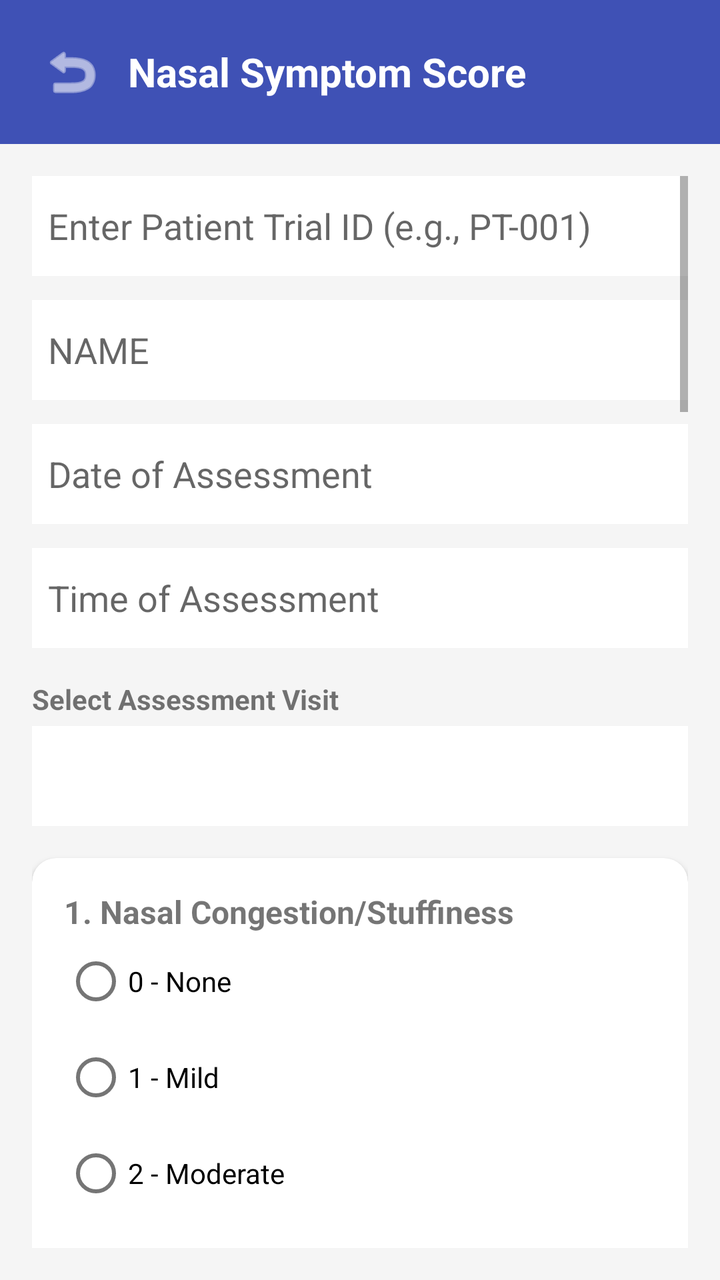
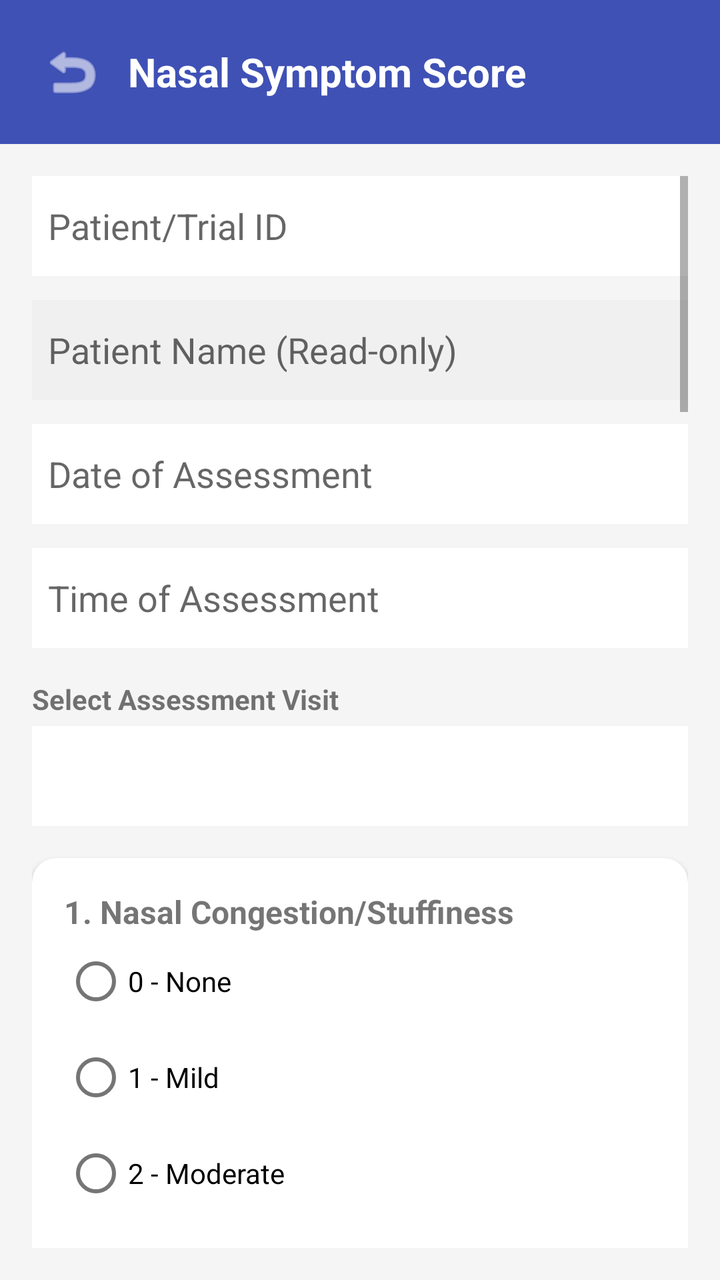

Compare the two renders of this Android layout. The source of the first and the diff that turns it into the second are given below.
<!-- AndroidManifest.xml: application theme Theme.ClinicApp -->
<!-- res/layout/activity_symptom_score.xml -->
<?xml version="1.0" encoding="utf-8"?>
<LinearLayout xmlns:android="http://schemas.android.com/apk/res/android"
    xmlns:app="http://schemas.android.com/apk/res-auto"
    android:layout_width="match_parent"
    android:layout_height="match_parent"
    android:orientation="vertical"
    android:background="#F5F5F5">

    <LinearLayout
        android:layout_width="match_parent"
        android:layout_height="wrap_content"
        android:background="#3F51B5"
        android:padding="16dp"
        android:gravity="center_vertical"
        android:orientation="horizontal">

        <ImageButton
            android:id="@+id/btnBack"
            android:layout_width="40dp"
            android:layout_height="40dp"
            android:background="?attr/selectableItemBackgroundBorderless"
            android:src="@android:drawable/ic_menu_revert"
            app:tint="#FFFFFF" />

        <TextView
            android:layout_width="wrap_content"
            android:layout_height="wrap_content"
            android:text="Nasal Symptom Score"
            android:textColor="#FFFFFF"
            android:textSize="20sp"
            android:textStyle="bold"
            android:layout_marginStart="8dp"/>
    </LinearLayout>

    <ScrollView
        android:layout_width="match_parent"
        android:layout_height="match_parent"
        android:padding="16dp">

        <LinearLayout
            android:layout_width="match_parent"
            android:layout_height="wrap_content"
            android:orientation="vertical">

            <EditText
                android:id="@+id/etPatientId"
                android:layout_width="match_parent"
                android:layout_height="50dp"
                android:hint="@string/patient_id_hint"
                android:background="#FFFFFF"
                android:padding="8dp"
                android:layout_marginBottom="12dp"/>

            <EditText
                android:id="@+id/etPatientName"
                android:layout_width="match_parent"
                android:layout_height="50dp"
                android:hint="@string/name"
                android:inputType="textPersonName"
                android:background="#FFFFFF"
                android:padding="8dp"
                android:layout_marginBottom="12dp"/>

            <EditText
                android:id="@+id/etAssessmentDate"
                android:layout_width="match_parent"
                android:layout_height="50dp"
                android:hint="@string/assessment_date"
                android:focusable="false"
                android:clickable="true"
                android:background="#FFFFFF"
                android:padding="8dp"
                android:layout_marginBottom="12dp"/>

            <EditText
                android:id="@+id/etAssessmentTime"
                android:layout_width="match_parent"
                android:layout_height="50dp"
                android:hint="@string/assessment_time"
                android:focusable="false"
                android:clickable="true"
                android:background="#FFFFFF"
                android:padding="8dp"
                android:layout_marginBottom="16dp"/>

            <TextView
                android:layout_width="wrap_content"
                android:layout_height="wrap_content"
                android:text="@string/select_assessment_visit"
                android:textStyle="bold"
                android:layout_marginBottom="4dp"/>

            <Spinner
                android:id="@+id/spinVisitInterval"
                android:layout_width="match_parent"
                android:layout_height="50dp"
                android:background="#FFFFFF"
                android:layout_marginBottom="16dp"/>

            <androidx.cardview.widget.CardView
                android:layout_width="match_parent"
                android:layout_height="wrap_content"
                app:cardCornerRadius="12dp"
                android:layout_marginBottom="16dp">
                <LinearLayout
                    android:layout_width="match_parent"
                    android:layout_height="wrap_content"
                    android:orientation="vertical"
                    android:padding="16dp">
                    <TextView
                        android:layout_width="wrap_content"
                        android:layout_height="wrap_content"
                        android:text="1. Nasal Congestion/Stuffiness"
                        android:textStyle="bold"
                        android:textSize="16sp"/>
                    <RadioGroup
                        android:id="@+id/rgCongestion"
                        android:layout_width="match_parent"
                        android:layout_height="wrap_content"
                        android:orientation="vertical">
                        <RadioButton android:id="@+id/rbCongestion0" android:text="0 - None"/>
                        <RadioButton android:id="@+id/rbCongestion1" android:text="1 - Mild"/>
                        <RadioButton android:id="@+id/rbCongestion2" android:text="2 - Moderate"/>
                        <RadioButton android:id="@+id/rbCongestion3" android:text="3 - Severe"/>
                    </RadioGroup>
                </LinearLayout>
            </androidx.cardview.widget.CardView>

            <androidx.cardview.widget.CardView
                android:layout_width="match_parent"
                android:layout_height="wrap_content"
                app:cardCornerRadius="12dp"
                android:layout_marginBottom="16dp">
                <LinearLayout
                    android:layout_width="match_parent"
                    android:layout_height="wrap_content"
                    android:orientation="vertical"
                    android:padding="16dp">
                    <TextView
                        android:layout_width="wrap_content"
                        android:layout_height="wrap_content"
                        android:text="2. Rhinorrhea (Runny Nose)"
                        android:textStyle="bold"
                        android:textSize="16sp"/>
                    <RadioGroup
                        android:id="@+id/rgRhinorrhea"
                        android:layout_width="match_parent"
                        android:layout_height="wrap_content"
                        android:orientation="vertical">
                        <RadioButton android:id="@+id/rbRhinorrhea0" android:text="0 - None"/>
                        <RadioButton android:id="@+id/rbRhinorrhea1" android:text="1 - Mild"/>
                        <RadioButton android:id="@+id/rbRhinorrhea2" android:text="2 - Moderate"/>
                        <RadioButton android:id="@+id/rbRhinorrhea3" android:text="3 - Severe"/>
                    </RadioGroup>
                </LinearLayout>
            </androidx.cardview.widget.CardView>

            <androidx.cardview.widget.CardView
                android:layout_width="match_parent"
                android:layout_height="wrap_content"
                app:cardCornerRadius="12dp"
                android:layout_marginBottom="16dp">
                <LinearLayout
                    android:layout_width="match_parent"
                    android:layout_height="wrap_content"
                    android:orientation="vertical"
                    android:padding="16dp">
                    <TextView
                        android:layout_width="wrap_content"
                        android:layout_height="wrap_content"
                        android:text="3. Sneezing"
                        android:textStyle="bold"
                        android:textSize="16sp"/>
                    <RadioGroup
                        android:id="@+id/rgSneezing"
                        android:layout_width="match_parent"
                        android:layout_height="wrap_content"
                        android:orientation="vertical">
                        <RadioButton android:id="@+id/rbSneezing0" android:text="0 - None"/>
                        <RadioButton android:id="@+id/rbSneezing1" android:text="1 - Mild"/>
                        <RadioButton android:id="@+id/rbSneezing2" android:text="2 - Moderate"/>
                        <RadioButton android:id="@+id/rbSneezing3" android:text="3 - Severe"/>
                    </RadioGroup>
                </LinearLayout>
            </androidx.cardview.widget.CardView>

            <androidx.cardview.widget.CardView
                android:layout_width="match_parent"
                android:layout_height="wrap_content"
                app:cardCornerRadius="12dp"
                android:layout_marginBottom="16dp">
                <LinearLayout
                    android:layout_width="match_parent"
                    android:layout_height="wrap_content"
                    android:orientation="vertical"
                    android:padding="16dp">
                    <TextView
                        android:layout_width="wrap_content"
                        android:layout_height="wrap_content"
                        android:text="4. Nasal Itching"
                        android:textStyle="bold"
                        android:textSize="16sp"/>
                    <RadioGroup
                        android:id="@+id/rgItching"
                        android:layout_width="match_parent"
                        android:layout_height="wrap_content"
                        android:orientation="vertical">
                        <RadioButton android:id="@+id/rbItching0" android:text="0 - None"/>
                        <RadioButton android:id="@+id/rbItching1" android:text="1 - Mild"/>
                        <RadioButton android:id="@+id/rbItching2" android:text="2 - Moderate"/>
                        <RadioButton android:id="@+id/rbItching3" android:text="3 - Severe"/>
                    </RadioGroup>
                </LinearLayout>
            </androidx.cardview.widget.CardView>

            <androidx.cardview.widget.CardView
                android:layout_width="match_parent"
                android:layout_height="wrap_content"
                app:cardCornerRadius="12dp"
                android:layout_marginBottom="16dp">
                <LinearLayout
                    android:layout_width="match_parent"
                    android:layout_height="wrap_content"
                    android:orientation="vertical"
                    android:padding="16dp">
                    <TextView
                        android:layout_width="wrap_content"
                        android:layout_height="wrap_content"
                        android:text="5. Post-Nasal Drip"
                        android:textStyle="bold"
                        android:textSize="16sp"/>
                    <RadioGroup
                        android:id="@+id/rgPostNasal"
                        android:layout_width="match_parent"
                        android:layout_height="wrap_content"
                        android:orientation="vertical">
                        <RadioButton android:id="@+id/rbPostNasal0" android:text="0 - None"/>
                        <RadioButton android:id="@+id/rbPostNasal1" android:text="1 - Mild"/>
                        <RadioButton android:id="@+id/rbPostNasal2" android:text="2 - Moderate"/>
                        <RadioButton android:id="@+id/rbPostNasal3" android:text="3 - Severe"/>
                    </RadioGroup>
                </LinearLayout>
            </androidx.cardview.widget.CardView>

            <TextView
                android:layout_width="wrap_content"
                android:layout_height="wrap_content"
                android:text="Additional Symptoms (Optional Assessment)"
                android:textStyle="bold"
                android:layout_marginBottom="8dp"
                android:textColor="#555555"/>

            <androidx.cardview.widget.CardView
                android:layout_width="match_parent"
                android:layout_height="wrap_content"
                app:cardCornerRadius="12dp"
                android:layout_marginBottom="16dp">
                <LinearLayout
                    android:layout_width="match_parent"
                    android:layout_height="wrap_content"
                    android:orientation="vertical"
                    android:padding="16dp">
                    <TextView
                        android:layout_width="wrap_content"
                        android:layout_height="wrap_content"
                        android:text="6. Loss of Smell (Hyposmia/Anosmia)"
                        android:textStyle="bold"
                        android:textSize="16sp"/>
                    <RadioGroup
                        android:id="@+id/rgSmell"
                        android:layout_width="match_parent"
                        android:layout_height="wrap_content"
                        android:orientation="vertical">
                        <RadioButton android:id="@+id/rbSmell0" android:text="0 - None"/>
                        <RadioButton android:id="@+id/rbSmell1" android:text="1 - Mild"/>
                        <RadioButton android:id="@+id/rbSmell2" android:text="2 - Moderate"/>
                        <RadioButton android:id="@+id/rbSmell3" android:text="3 - Severe"/>
                    </RadioGroup>
                </LinearLayout>
            </androidx.cardview.widget.CardView>

            <androidx.cardview.widget.CardView
                android:layout_width="match_parent"
                android:layout_height="wrap_content"
                app:cardCornerRadius="12dp"
                android:layout_marginBottom="16dp">
                <LinearLayout
                    android:layout_width="match_parent"
                    android:layout_height="wrap_content"
                    android:orientation="vertical"
                    android:padding="16dp">
                    <TextView
                        android:layout_width="wrap_content"
                        android:layout_height="wrap_content"
                        android:text="7. Eye Symptoms"
                        android:textStyle="bold"
                        android:textSize="16sp"/>
                    <RadioGroup
                        android:id="@+id/rgEye"
                        android:layout_width="match_parent"
                        android:layout_height="wrap_content"
                        android:orientation="vertical">
                        <RadioButton android:id="@+id/rbEye0" android:text="0 - None"/>
                        <RadioButton android:id="@+id/rbEye1" android:text="1 - Mild"/>
                        <RadioButton android:id="@+id/rbEye2" android:text="2 - Moderate"/>
                        <RadioButton android:id="@+id/rbEye3" android:text="3 - Severe"/>
                    </RadioGroup>
                </LinearLayout>
            </androidx.cardview.widget.CardView>

            <androidx.cardview.widget.CardView
                android:layout_width="match_parent"
                android:layout_height="wrap_content"
                app:cardCornerRadius="12dp"
                android:layout_marginBottom="16dp">
                <LinearLayout
                    android:layout_width="match_parent"
                    android:layout_height="wrap_content"
                    android:orientation="vertical"
                    android:padding="16dp">
                    <TextView
                        android:layout_width="wrap_content"
                        android:layout_height="wrap_content"
                        android:text="8. Sleep Disturbance"
                        android:textStyle="bold"
                        android:textSize="16sp"/>
                    <RadioGroup
                        android:id="@+id/rgSleep"
                        android:layout_width="match_parent"
                        android:layout_height="wrap_content"
                        android:orientation="vertical">
                        <RadioButton android:id="@+id/rbSleep0" android:text="0 - None"/>
                        <RadioButton android:id="@+id/rbSleep1" android:text="1 - Mild"/>
                        <RadioButton android:id="@+id/rbSleep2" android:text="2 - Moderate"/>
                        <RadioButton android:id="@+id/rbSleep3" android:text="3 - Severe"/>
                    </RadioGroup>
                </LinearLayout>
            </androidx.cardview.widget.CardView>

            <Button
                android:id="@+id/btnSubmitSymptoms"
                android:layout_width="match_parent"
                android:layout_height="60dp"
                android:text="@string/submit_symptom_sheet"
                android:backgroundTint="#3F51B5"
                android:layout_marginTop="8dp"
                android:layout_marginBottom="32dp"/>
        </LinearLayout>
    </ScrollView>
</LinearLayout>
<!-- resources referenced by this layout -->
<resources>
  <string name="assessment_date">Date of Assessment</string>
  <string name="assessment_time">Time of Assessment</string>
  <string name="name">NAME</string>
  <string name="patient_id_hint">Enter Patient Trial ID (e.g., PT-001)</string>
  <string name="select_assessment_visit">Select Assessment Visit</string>
  <string name="submit_symptom_sheet">Submit Symptom Sheet</string>
  <style name="Theme.ClinicApp" parent="Theme.MaterialComponents.Light.NoActionBar">
          <item name="colorPrimary">@color/primaryColor</item>
          <item name="colorPrimaryVariant">@color/primaryDarkColor</item>
          <item name="colorOnPrimary">@color/surfaceColor</item>
          <item name="colorSecondary">@color/secondaryColor</item>
          <item name="colorOnSecondary">@color/surfaceColor</item>
          <item name="android:statusBarColor">?attr/colorPrimaryVariant</item>
          <item name="android:windowBackground">@color/backgroundColor</item>
      </style>
  <color name="primaryColor">#2563EB</color>
  <color name="primaryDarkColor">#1E40AF</color>
  <color name="surfaceColor">#FFFFFF</color>
  <color name="secondaryColor">#10B981</color>
  <color name="backgroundColor">#F3F4F6</color>
</resources>

<!-- the commit's change to res/layout/activity_symptom_score.xml (unified diff, before → after) -->
@@ -46,7 +46,7 @@
                 android:id="@+id/etPatientId"
                 android:layout_width="match_parent"
                 android:layout_height="50dp"
-                android:hint="@string/patient_id_hint"
+                android:hint="Patient/Trial ID"
                 android:background="#FFFFFF"
                 android:padding="8dp"
                 android:layout_marginBottom="12dp"/>
@@ -55,9 +55,10 @@
                 android:id="@+id/etPatientName"
                 android:layout_width="match_parent"
                 android:layout_height="50dp"
-                android:hint="@string/name"
+                android:hint="Patient Name (Read-only)"
                 android:inputType="textPersonName"
-                android:background="#FFFFFF"
+                android:background="#F0F0F0"
+                android:focusable="false"
                 android:padding="8dp"
                 android:layout_marginBottom="12dp"/>
 
<!-- resource entries referenced after the edit -->
@@ -2,8 +2,6 @@
 <resources>
   <string name="assessment_date">Date of Assessment</string>
   <string name="assessment_time">Time of Assessment</string>
-  <string name="name">NAME</string>
-  <string name="patient_id_hint">Enter Patient Trial ID (e.g., PT-001)</string>
   <string name="select_assessment_visit">Select Assessment Visit</string>
   <string name="submit_symptom_sheet">Submit Symptom Sheet</string>
   <style name="Theme.ClinicApp" parent="Theme.MaterialComponents.Light.NoActionBar">
